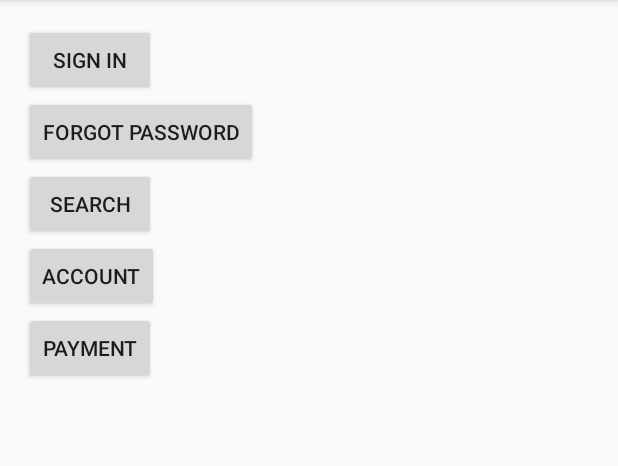
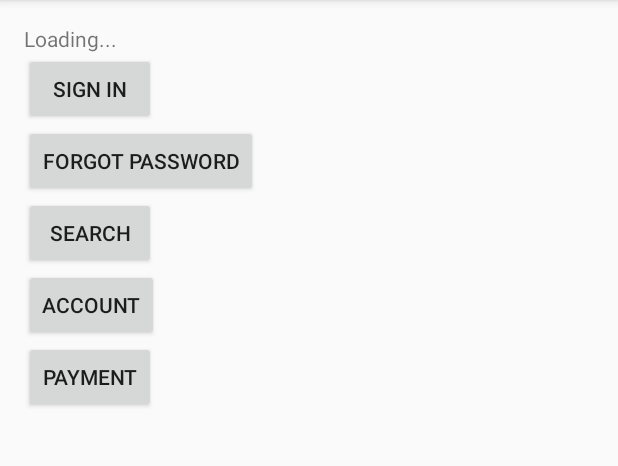
Before and after one commit to baarian13/ParkHere_new, an Android app: the screen it shows after launch (MainActivity), on a phone screen of 412 x 824 dp, the part 84-550 px from its top. Run offline under Robolectric (Android 15) with nearby library versions, the phone set to English and light mode, and no system bars.

Commit message:
Adds loading page
Hides the shortcut buttons when not in debug mode (sets buttons to
default invisible and changes them to visible when their actions are
called). Makes DEBUG_MODE static so that it can be called from tests
without having to instantiate a MainActivity. Adds DEBUG_MODE setter.

```diff
--- a/app/src/main/java/com/lazeebear/parkhere/MainActivity.java
+++ b/app/src/main/java/com/lazeebear/parkhere/MainActivity.java
@@ -1,12 +1,14 @@
 package com.lazeebear.parkhere;
 
 import android.content.Intent;
+import android.os.Handler;
 import android.support.v7.app.AppCompatActivity;
 import android.os.Bundle;
 import android.view.View;
+import android.widget.Button;
 
 public class MainActivity extends AppCompatActivity {
-    private boolean DEBUG_MODE = true;
+    private static boolean DEBUG_MODE = true;
 
     @Override
     protected void onCreate(Bundle savedInstanceState) {
@@ -14,9 +16,31 @@ public class MainActivity extends AppCompatActivity {
         setContentView(R.layout.activity_main);
 
         if (!DEBUG_MODE){
-            Intent intent = new Intent(this,LoginActivity.class);
-            startActivity(intent);
+            //make the thread wait a bit so the loading page can show up
+            int sec = 1000; //1 second
+            openLoginPageAfterWaiting(sec);
+        } else {
+            setButtonsToVisible();
         }
+    }
+
+    private void openLoginPageAfterWaiting(int sec){
+        Handler handler = new Handler();
+        handler.postDelayed(new Runnable() {
+            public void run() {
+                //do this after "sec" seconds
+                Intent intent = new Intent(MainActivity.this,LoginActivity.class);
+                startActivity(intent);
+            }
+        }, sec);
+    }
+
+    private void setButtonsToVisible() {
+        (findViewById(R.id.mainpage_sign_in_button)).setVisibility(View.VISIBLE);
+        (findViewById(R.id.mainpage_search_button)).setVisibility(View.VISIBLE);
+        (findViewById(R.id.mainpage_account_button)).setVisibility(View.VISIBLE);
+        (findViewById(R.id.mainpage_payment_button)).setVisibility(View.VISIBLE);
+        (findViewById(R.id.mainpage_forgot_pasword_button)).setVisibility(View.VISIBLE);
     }
 
     public void openSignInActivity(View view) {
@@ -43,4 +67,7 @@ public class MainActivity extends AppCompatActivity {
         Intent intent = new Intent(this, ForgotPasswordActivity.class);
         startActivity(intent);
     }
+
+    public static void setDebugMode(boolean inDebugMode){ DEBUG_MODE = inDebugMode; }
+    public static boolean getDebugMode () { return DEBUG_MODE; }
 }
--- a/app/src/main/res/layout/activity_main.xml
+++ b/app/src/main/res/layout/activity_main.xml
@@ -15,31 +15,46 @@
         android:layout_height="match_parent"
         android:orientation="vertical">
 
+        <TextView
+            android:id="@+id/mainpage_loading_message"
+            android:layout_width="match_parent"
+            android:layout_height="wrap_content"
+            android:text="@string/loading" />
         <Button
+            android:id="@+id/mainpage_sign_in_button"
             android:layout_width="wrap_content"
             android:layout_height="wrap_content"
             android:text="@string/action_sign_in"
-            android:onClick="openSignInActivity"/>
+            android:onClick="openSignInActivity"
+            android:visibility="invisible" />
         <Button
+            android:id="@+id/mainpage_forgot_pasword_button"
             android:layout_width="wrap_content"
             android:layout_height="wrap_content"
             android:text="forgot password"
-            android:onClick="openForgotPasswordActivity"/>
+            android:onClick="openForgotPasswordActivity"
+            android:visibility="invisible" />
         <Button
+            android:id="@+id/mainpage_search_button"
             android:layout_width="wrap_content"
             android:layout_height="wrap_content"
             android:text="Search"
-            android:onClick="openSearchActivity"/>
+            android:onClick="openSearchActivity"
+            android:visibility="invisible"/>
         <Button
+            android:id="@+id/mainpage_account_button"
             android:layout_width="wrap_content"
             android:layout_height="wrap_content"
             android:text="Account"
-            android:onClick="openAccountActivity"/>
+            android:onClick="openAccountActivity"
+            android:visibility="invisible"/>
         <Button
+            android:id="@+id/mainpage_payment_button"
             android:layout_width="wrap_content"
             android:layout_height="wrap_content"
             android:text="payment"
-            android:onClick="openPaymentActivity"/>
+            android:onClick="openPaymentActivity"
+            android:visibility="invisible"/>
     </LinearLayout>
 
 </RelativeLayout>
--- a/app/src/main/res/values/strings.xml
+++ b/app/src/main/res/values/strings.xml
@@ -2,6 +2,7 @@
     <string name="app_name">ParkHere</string>
     <string name="submit">Submit</string>
     <string name="select">Select</string>
+    <string name="loading">Loading...</string>
 
     <!-- Strings related to login -->
     <string name="title_activity_login">Sign In</string>
```
